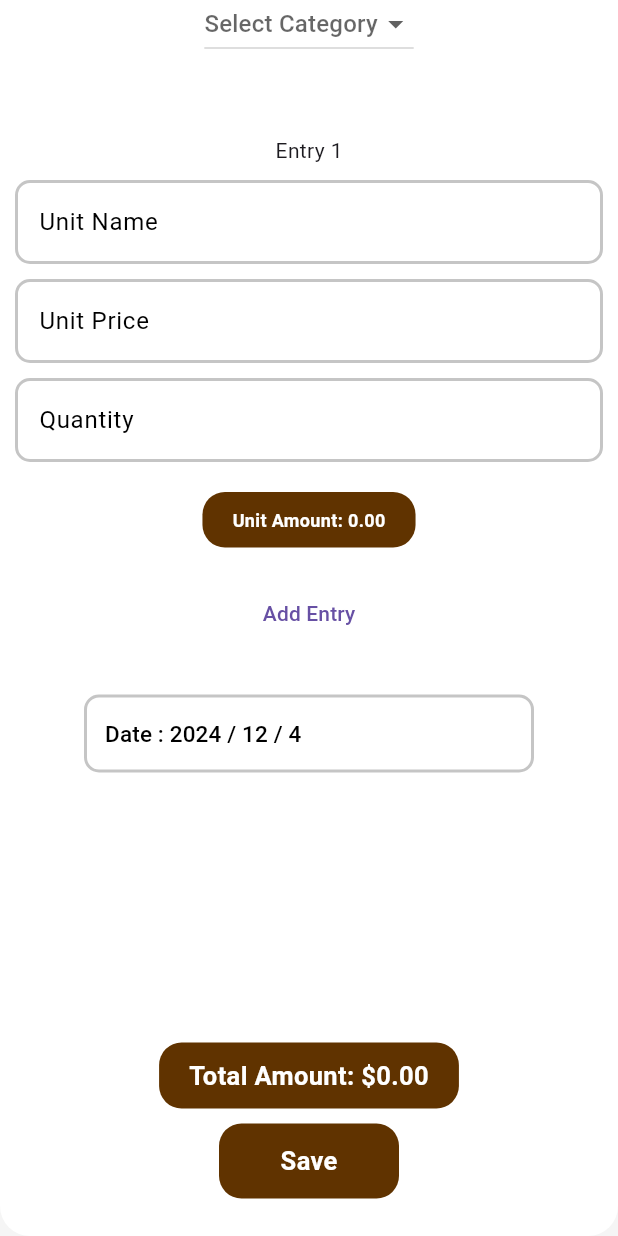
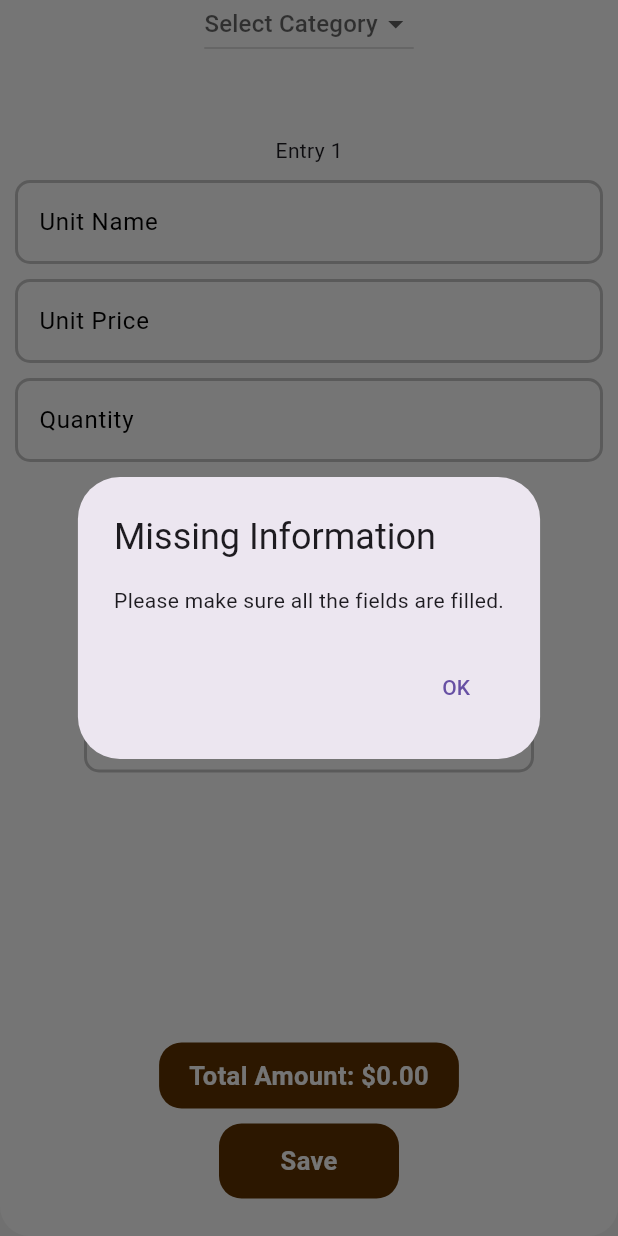
Before and after one commit to 2019331012/Project_350, a Flutter app: the Add_Screen screen opened directly, scrolled down 226 dp, after a tap on "Save", on a phone screen of 412 x 824 dp. Run offline on Flutter 3.47's test engine with Material 3 defaults, Android fonts, the phone set to English and light mode, and no system bars; our stand-ins replace cloud_firestore, firebase_auth, firebase_core, hive, hive_flutter, logger and 1 more; accounts and stored records are empty.

Commit message:
Some QOL improvements

```diff
--- a/lib/Screens/add.dart
+++ b/lib/Screens/add.dart
@@ -267,20 +267,42 @@ class _Add_ScreenState extends State<Add_Screen> {
         GestureDetector(
           onTap: () async {
             // Your existing save logic
-            for (var entryIndex = 0; entryIndex < entries.length; entryIndex++) {
-              var add = Add_data(selectedItemi!, entries[entryIndex], date, explainController.text, selectedItem!, '');
+            if (entries.any((entry) => entry.unitName.isEmpty) || selectedItem == null) {
+              // Check if Unit Name or Category is missing
+              showDialog(
+                context: context,
+                builder: (BuildContext context) {
+                  return AlertDialog(
+                    title: Text("Missing Information"),
+                    content: Text("Please make sure all the fields are filled."),
+                    actions: [
+                      TextButton(
+                        onPressed: () {
+                          Navigator.of(context).pop();
+                        },
+                        child: Text("OK"),
+                      ),
+                    ],
+                  );
+                },
+              );
+            } else {
+              // Your existing save logic
               User? user = FirebaseAuth.instance.currentUser;
               if (user != null) {
                 try {
-                  DocumentReference docRef = await FirebaseFirestore.instance.collection('users').doc(user.uid).collection('data').add(add.toMap());
-                  add.setDocumentId(docRef.id);
-                  box.add(add);
+                  for (var entryIndex = 0; entryIndex < entries.length; entryIndex++) {
+                    var add = Add_data(selectedItemi!, entries[entryIndex], date, explainController.text, selectedItem!, '');
+                    DocumentReference docRef = await FirebaseFirestore.instance.collection('users').doc(user.uid).collection('data').add(add.toMap());
+                    add.setDocumentId(docRef.id);
+                    box.add(add);
+                  }
                 } catch (e) {
                   print('Error uploading user data: $e');
                 }
               }
+              Navigator.of(context).pop();
             }
-            Navigator.of(context).pop();
           },
           child: Container(
             alignment: Alignment.center,
```
Also changed, not shown: lib/Screens/home.dart (+0 -9 lines), lib/Screens/item_details.dart (+119 -26 lines), lib/Screens/profile.dart (+9 -2 lines), lib/Screens/search.dart (+8 -1 lines).
